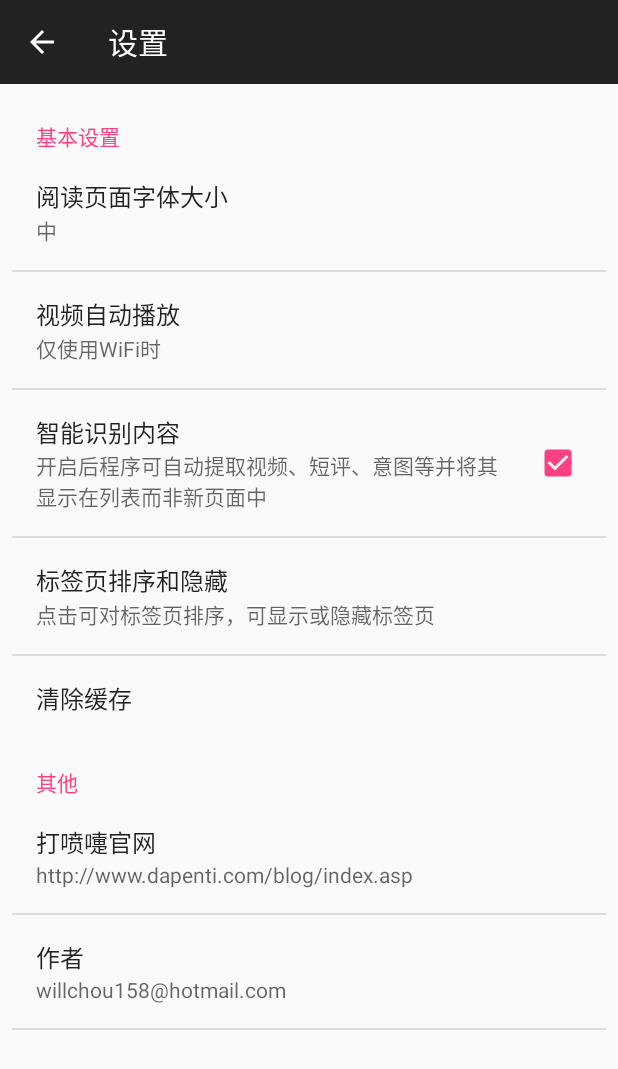
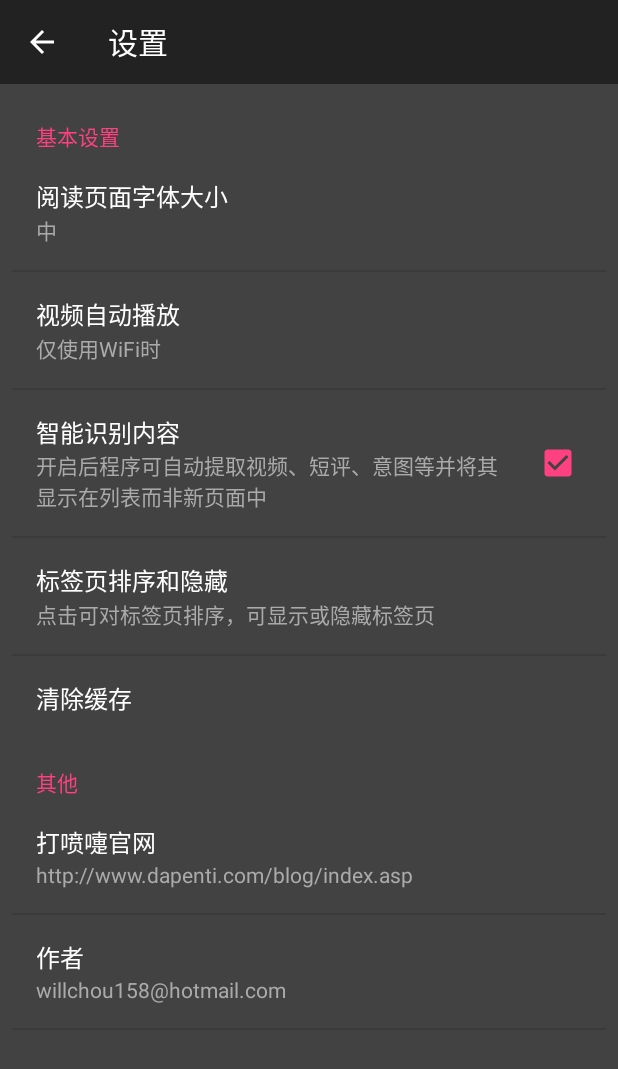
Before and after one commit to wcnz2018/dapenti.com__android-kotlin, an Android app: the screen it shows after launch (SettingsActivity), in the options menu, after a tap on "设置", on a phone screen of 412 x 824 dp. Shown: the top 1069 px of the screen. Run offline under Robolectric (Android 15) with nearby library versions, the phone set to English and light mode, and no system bars; libraries missing offline, so code that uses them is left out: com.hannesdorfmann.swipeback, com.squareup.leakcanary; 3 statements that could not run were skipped.

Commit message:
--MOD: updated night/day mode

```diff
--- a/app/src/main/java/com/willchou/dapenti/model/Settings.kt
+++ b/app/src/main/java/com/willchou/dapenti/model/Settings.kt
@@ -4,6 +4,7 @@ import android.content.Context
 import android.content.Intent
 import android.content.SharedPreferences
 import android.content.res.Resources
+import android.graphics.Color
 import android.net.ConnectivityManager
 import android.util.Log
 import com.willchou.dapenti.DaPenTiApplication
@@ -84,6 +85,18 @@ class Settings {
     val viewModeCSSStyle: String
         get() = if (nightMode) nightModeStyle else dayModeStyle
 
+    fun getBackgroundColor(): Int {
+        return if (nightMode) Color.rgb(48, 48, 48) else Color.WHITE
+    }
+
+    fun getLighterBackgroundColor(): Int {
+        return if (nightMode) Color.rgb(66, 66, 66) else Color.WHITE
+    }
+
+    fun getForegroundColor(): Int {
+        return if(nightMode) Color.rgb(213, 213, 213) else Color.BLACK
+    }
+
     private fun getDataType(): Int {
         val context = DaPenTiApplication.getAppContext()
         val manager = context.getSystemService(Context.CONNECTIVITY_SERVICE) as ConnectivityManager
--- a/app/src/main/java/com/willchou/dapenti/presenter/SettingsActivity.kt
+++ b/app/src/main/java/com/willchou/dapenti/presenter/SettingsActivity.kt
@@ -1,21 +1,28 @@
 package com.willchou.dapenti.presenter
 
-import android.content.Context
 import android.content.Intent
+import android.graphics.drawable.ColorDrawable
 import android.net.Uri
+import android.os.Build
 import android.os.Bundle
 import android.preference.Preference
 import android.preference.PreferenceFragment
-import android.preference.PreferenceManager
 import android.preference.PreferenceScreen
+import android.support.annotation.RequiresApi
 import android.support.v7.app.AppCompatActivity
 import android.support.v7.widget.Toolbar
 import android.util.Log
+import android.view.LayoutInflater
 import android.view.View
+import android.view.ViewGroup
+import android.widget.LinearLayout
+import android.widget.TextView
 import com.hannesdorfmann.swipeback.Position
 import com.hannesdorfmann.swipeback.SwipeBack
 import com.willchou.dapenti.DaPenTiApplication
 import com.willchou.dapenti.R
+import com.willchou.dapenti.model.Settings
+import org.w3c.dom.Text
 
 class SettingsActivity : AppCompatActivity() {
     companion object {
@@ -38,6 +45,12 @@ class SettingsActivity : AppCompatActivity() {
                 .beginTransaction()
                 .replace(R.id.setting_content, SettingsFragment())
                 .commit()
+
+        if (Settings.settings!!.nightMode) {
+            setTheme(R.style.NightModeTheme)
+            findViewById<View>(R.id.setting_content)
+                    ?.setBackgroundColor(Settings.settings!!.getLighterBackgroundColor())
+        }
     }
 
     override fun onBackPressed() {
--- a/app/src/main/res/layout/activity_page_order.xml
+++ b/app/src/main/res/layout/activity_page_order.xml
@@ -21,10 +21,7 @@
         android:id="@+id/drag_list_view"
         android:layout_width="match_parent"
         android:layout_height="0dp"
-        android:layout_marginEnd="8dp"
-        android:layout_marginStart="8dp"
-        android:layout_marginTop="8dp"
-        android:layout_marginBottom="8dp"
+        android:padding="8dp"
         android:orientation="vertical"
         app:layout_constraintBottom_toTopOf="@+id/linearLayout"
         app:layout_constraintEnd_toEndOf="parent"
--- a/app/src/main/res/layout/activity_settings.xml
+++ b/app/src/main/res/layout/activity_settings.xml
@@ -19,10 +19,7 @@
         android:id="@+id/setting_content"
         android:layout_width="match_parent"
         android:layout_height="0dp"
-        android:layout_marginBottom="8dp"
-        android:layout_marginEnd="8dp"
-        android:layout_marginStart="8dp"
-        android:layout_marginTop="8dp"
+        android:padding="8dp"
         android:orientation="vertical"
         app:layout_constraintBottom_toBottomOf="parent"
         app:layout_constraintEnd_toEndOf="parent"
--- a/app/src/main/res/values/styles.xml
+++ b/app/src/main/res/values/styles.xml
@@ -16,4 +16,15 @@
         <item name="colorAccent">@color/colorAccent</item>
     </style>
 
+    <style name="NightModeTheme" parent="AppTheme">
+        <item name="android:textColor">#FFFFFF</item>
+        <item name="android:textColorSecondary">#AAAAAA</item>
+
+        <!-- same as getBackgroundColor() in model.Settings -->
+        <item name="android:background">#424242</item>
+
+        <item name="android:textColorAlertDialogListItem">#AAAAAA</item>
+        <item name="colorAccent">@color/colorAccent</item>
+    </style>
+
 </resources>
```
Also changed, not shown: app/src/main/java/com/willchou/dapenti/presenter/FavoriteActivity.kt (+3 -8 lines), app/src/main/java/com/willchou/dapenti/presenter/ListFragment.kt (+2 -5 lines), app/src/main/java/com/willchou/dapenti/presenter/PageOrderActivity.kt (+29 -8 lines), app/src/main/java/com/willchou/dapenti/view/RecyclerViewHolder.kt (+2 -16 lines), app/src/main/res/layout/page_list_item.xml (+6 -5 lines).
